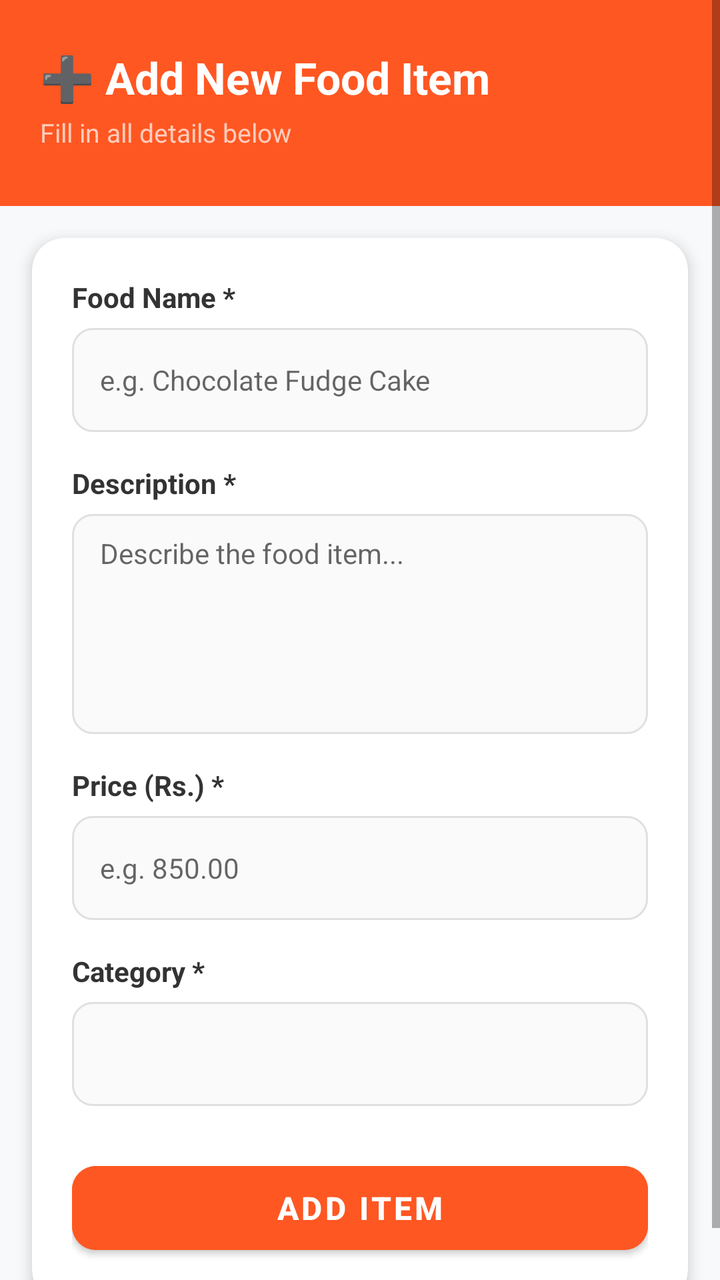
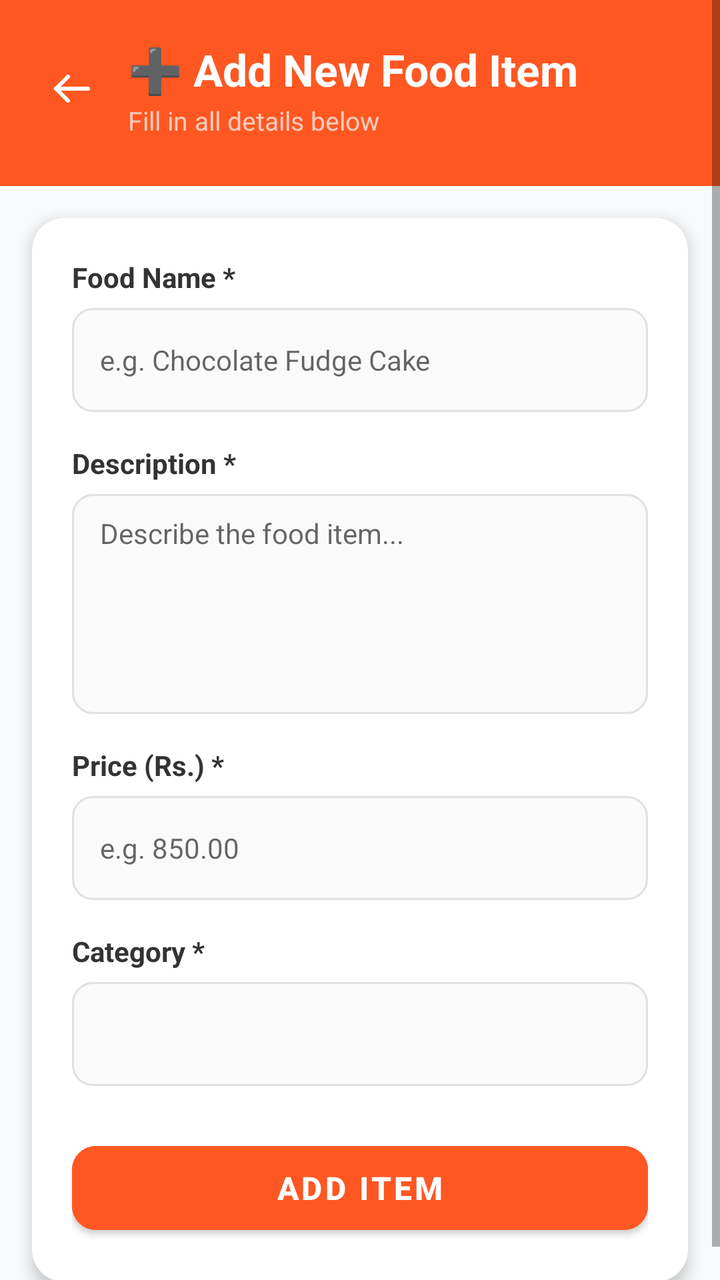

Two renders of the same Android screen: before a commit and after it. Below are the layout's source before the change and the commit's diff.
<!-- AndroidManifest.xml: application theme Theme.BakeBlissBakery -->
<!-- res/layout/activity_admin_add_edit_food.xml -->
<?xml version="1.0" encoding="utf-8"?>
<ScrollView
    xmlns:android="http://schemas.android.com/apk/res/android"
    xmlns:app="http://schemas.android.com/apk/res-auto"
    xmlns:tools="http://schemas.android.com/tools"
    android:id="@+id/main_add_edit_layout"
    android:layout_width="match_parent"
    android:layout_height="match_parent"
    android:background="#F8F9FA"
    android:fillViewport="true"
    tools:ignore="HardcodedText,TextContrast">

    <LinearLayout
        android:layout_width="match_parent"
        android:layout_height="wrap_content"
        android:orientation="vertical">

        
        <LinearLayout
            android:layout_width="match_parent"
            android:layout_height="wrap_content"
            android:background="#FF5722"
            android:orientation="vertical"
            android:paddingHorizontal="20dp"
            android:paddingTop="24dp"
            android:paddingBottom="28dp">

            <TextView
                android:id="@+id/tvFormTitle"
                android:layout_width="wrap_content"
                android:layout_height="wrap_content"
                android:text="➕ Add New Food Item"
                android:textColor="#FFFFFF"
                android:textSize="22sp"
                android:textStyle="bold" />

            <TextView
                android:layout_width="wrap_content"
                android:layout_height="wrap_content"
                android:layout_marginTop="4dp"
                android:text="Fill in all details below"
                android:textColor="#FFCCBC"
                android:textSize="13sp" />
        </LinearLayout>

        
        <androidx.cardview.widget.CardView
            android:layout_width="match_parent"
            android:layout_height="wrap_content"
            android:layout_margin="16dp"
            app:cardBackgroundColor="#FFFFFF"
            app:cardCornerRadius="16dp"
            app:cardElevation="4dp">

            <LinearLayout
                android:layout_width="match_parent"
                android:layout_height="wrap_content"
                android:orientation="vertical"
                android:padding="20dp">

                
                <TextView
                    android:layout_width="wrap_content"
                    android:layout_height="wrap_content"
                    android:text="Food Name *"
                    android:textColor="#333333"
                    android:textSize="14sp"
                    android:textStyle="bold" />

                <EditText
                    android:id="@+id/etFoodName"
                    android:layout_width="match_parent"
                    android:layout_height="52dp"
                    android:layout_marginTop="6dp"
                    android:layout_marginBottom="16dp"
                    android:background="@drawable/bg_input_field"
                    android:hint="e.g. Chocolate Fudge Cake"
                    android:inputType="textCapWords"
                    android:paddingHorizontal="14dp"
                    android:textSize="14sp" />

                
                <TextView
                    android:layout_width="wrap_content"
                    android:layout_height="wrap_content"
                    android:text="Description *"
                    android:textColor="#333333"
                    android:textSize="14sp"
                    android:textStyle="bold" />

                <EditText
                    android:id="@+id/etFoodDesc"
                    android:layout_width="match_parent"
                    android:layout_height="110dp"
                    android:layout_marginTop="6dp"
                    android:layout_marginBottom="16dp"
                    android:background="@drawable/bg_input_field"
                    android:gravity="top|start"
                    android:hint="Describe the food item..."
                    android:inputType="textMultiLine"
                    android:paddingHorizontal="14dp"
                    android:paddingVertical="10dp"
                    android:textSize="14sp" />

                
                <TextView
                    android:layout_width="wrap_content"
                    android:layout_height="wrap_content"
                    android:text="Price (Rs.) *"
                    android:textColor="#333333"
                    android:textSize="14sp"
                    android:textStyle="bold" />

                <EditText
                    android:id="@+id/etFoodPrice"
                    android:layout_width="match_parent"
                    android:layout_height="52dp"
                    android:layout_marginTop="6dp"
                    android:layout_marginBottom="16dp"
                    android:background="@drawable/bg_input_field"
                    android:hint="e.g. 850.00"
                    android:inputType="numberDecimal"
                    android:paddingHorizontal="14dp"
                    android:textSize="14sp" />

                
                <TextView
                    android:layout_width="wrap_content"
                    android:layout_height="wrap_content"
                    android:text="Category *"
                    android:textColor="#333333"
                    android:textSize="14sp"
                    android:textStyle="bold" />

                <Spinner
                    android:id="@+id/spinnerCategory"
                    android:layout_width="match_parent"
                    android:layout_height="52dp"
                    android:layout_marginTop="6dp"
                    android:layout_marginBottom="24dp"
                    android:background="@drawable/bg_spinner"
                    android:paddingHorizontal="14dp"
                    android:textSize="14sp" />

                
                <Button
                    android:id="@+id/btnSaveFood"
                    android:layout_width="match_parent"
                    android:layout_height="54dp"
                    android:backgroundTint="#FF5722"
                    android:text="Add Item"
                    android:textColor="#FFFFFF"
                    android:textSize="16sp"
                    android:textStyle="bold"
                    app:cornerRadius="12dp" />

            </LinearLayout>
        </androidx.cardview.widget.CardView>

    </LinearLayout>
</ScrollView>
<!-- resources referenced by this layout -->
<resources>
  <!-- drawable bg_input_field (drawable) -->
  <?xml version="1.0" encoding="utf-8"?>
  <shape xmlns:android="http://schemas.android.com/apk/res/android">
      <solid android:color="#FAFAFA" />
      <stroke android:width="1dp" android:color="#E0E0E0" />
      <corners android:radius="10dp" />
  </shape>
  <!-- drawable bg_spinner (drawable) -->
  <?xml version="1.0" encoding="utf-8"?>
  <shape xmlns:android="http://schemas.android.com/apk/res/android">
      <solid android:color="#FAFAFA" />
      <stroke android:width="1dp" android:color="#E0E0E0" />
      <corners android:radius="10dp" />
  </shape>
  <style name="Theme.BakeBlissBakery" parent="Theme.MaterialComponents.Light.NoActionBar">
          <item name="colorPrimary">@color/colorPrimary</item>
          <item name="colorPrimaryDark">@color/colorPrimaryDark</item>
          <item name="colorAccent">@color/colorAccent</item>
          <item name="android:statusBarColor">@color/white</item>
          <item name="android:windowLightStatusBar">true</item>
      </style>
  <color name="colorPrimary">#FF4B1F</color>
  <color name="colorPrimaryDark">#D84315</color>
  <color name="colorAccent">#FF5722</color>
  <color name="white">#FFFFFFFF</color>
</resources>

<!-- the commit's change to res/layout/activity_admin_add_edit_food.xml (unified diff, before → after) -->
@@ -21,26 +21,53 @@
             android:layout_height="wrap_content"
             android:background="#FF5722"
             android:orientation="vertical"
-            android:paddingHorizontal="20dp"
-            android:paddingTop="24dp"
-            android:paddingBottom="28dp">
+            android:paddingHorizontal="16dp"
+            android:paddingTop="20dp"
+            android:paddingBottom="24dp">
 
-            <TextView
-                android:id="@+id/tvFormTitle"
-                android:layout_width="wrap_content"
+            <LinearLayout
+                android:layout_width="match_parent"
                 android:layout_height="wrap_content"
-                android:text="➕ Add New Food Item"
-                android:textColor="#FFFFFF"
-                android:textSize="22sp"
-                android:textStyle="bold" />
+                android:orientation="horizontal"
+                android:gravity="center_vertical">
 
-            <TextView
-                android:layout_width="wrap_content"
-                android:layout_height="wrap_content"
-                android:layout_marginTop="4dp"
-                android:text="Fill in all details below"
-                android:textColor="#FFCCBC"
-                android:textSize="13sp" />
+                <ImageView
+                    android:id="@+id/btnBackAdminForm"
+                    android:layout_width="40dp"
+                    android:layout_height="40dp"
+                    android:src="@drawable/ic_back_arrow"
+                    android:padding="8dp"
+                    app:tint="#FFFFFF"
+                    android:background="?attr/selectableItemBackgroundBorderless"
+                    android:clickable="true"
+                    android:focusable="true"
+                    android:contentDescription="Back" />
+
+                <LinearLayout
+                    android:layout_width="0dp"
+                    android:layout_height="wrap_content"
+                    android:layout_weight="1"
+                    android:layout_marginStart="8dp"
+                    android:orientation="vertical">
+
+                    <TextView
+                        android:id="@+id/tvFormTitle"
+                        android:layout_width="wrap_content"
+                        android:layout_height="wrap_content"
+                        android:text="➕ Add New Food Item"
+                        android:textColor="#FFFFFF"
+                        android:textSize="22sp"
+                        android:textStyle="bold" />
+
+                    <TextView
+                        android:layout_width="wrap_content"
+                        android:layout_height="wrap_content"
+                        android:layout_marginTop="2dp"
+                        android:text="Fill in all details below"
+                        android:textColor="#FFCCBC"
+                        android:textSize="13sp" />
+                </LinearLayout>
+            </LinearLayout>
         </LinearLayout>
 
         
<!-- resource entries referenced after the edit -->
@@ -14,6 +14,27 @@
       <stroke android:width="1dp" android:color="#E0E0E0" />
       <corners android:radius="10dp" />
   </shape>
+  <!-- drawable ic_back_arrow (drawable) -->
+  <vector xmlns:android="http://schemas.android.com/apk/res/android"
+      android:width="24dp"
+      android:height="24dp"
+      android:viewportWidth="24"
+      android:viewportHeight="24">
+      <path
+          android:fillColor="@android:color/transparent"
+          android:pathData="M20,12L4,12"
+          android:strokeWidth="2"
+          android:strokeColor="#1A1A1A"
+          android:strokeLineCap="round"
+          android:strokeLineJoin="round"/>
+      <path
+          android:fillColor="@android:color/transparent"
+          android:pathData="M10,18l-6,-6 6,-6"
+          android:strokeWidth="2"
+          android:strokeColor="#1A1A1A"
+          android:strokeLineCap="round"
+          android:strokeLineJoin="round"/>
+  </vector>
   <style name="Theme.BakeBlissBakery" parent="Theme.MaterialComponents.Light.NoActionBar">
           <item name="colorPrimary">@color/colorPrimary</item>
           <item name="colorPrimaryDark">@color/colorPrimaryDark</item>
